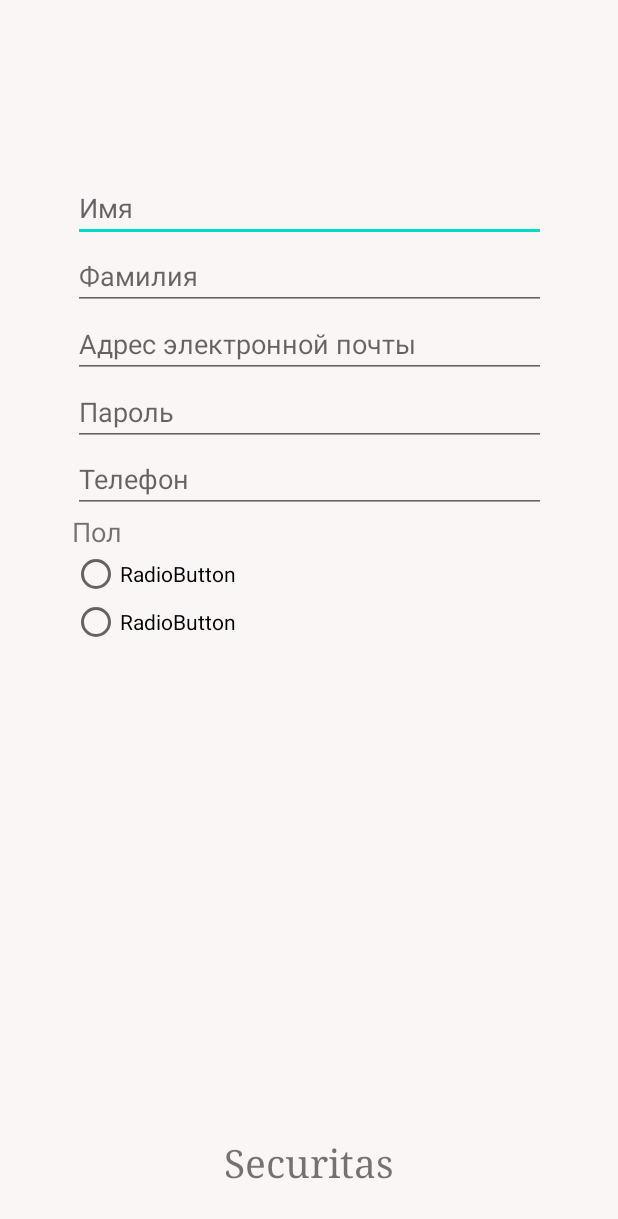
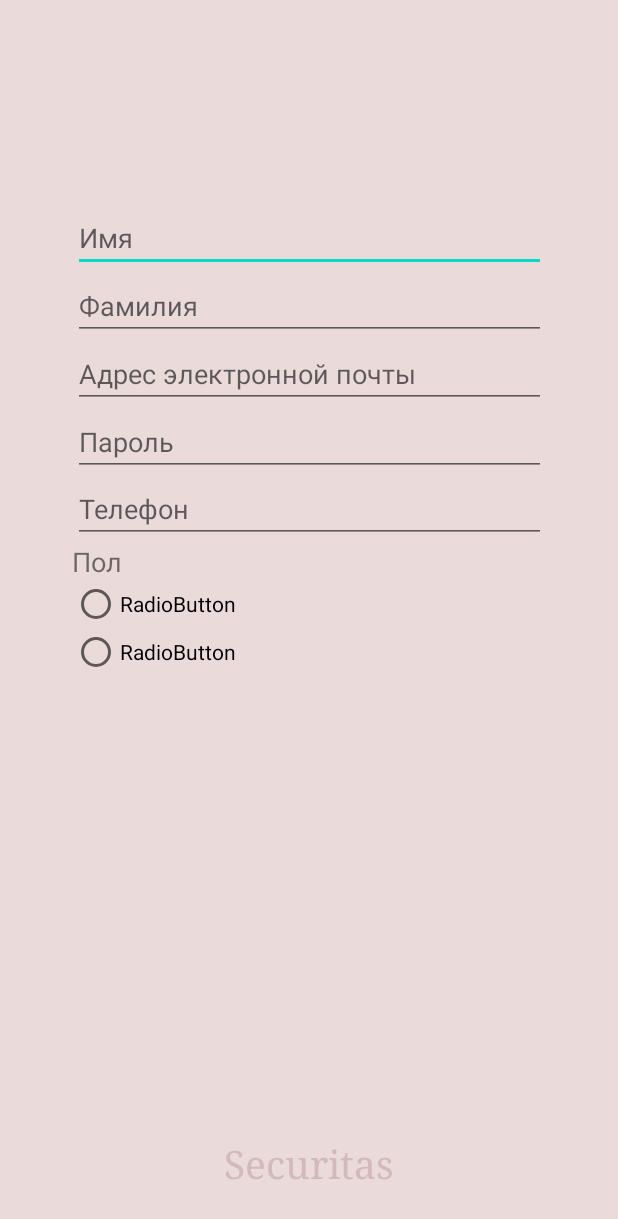
Before and after one commit to guyfox2001/securitasClient, an Android app: the RegistrationActivity screen opened directly, with no data from a screen before it, on a phone screen of 412 x 824 dp. Shown: the top 1219 px of the screen. Run offline under Robolectric (Android 15) with nearby library versions, the phone set to English and light mode, and no system bars.

Commit message:
MainScreen

```diff
--- a/app/src/main/res/layout/activity_registration.xml
+++ b/app/src/main/res/layout/activity_registration.xml
@@ -11,7 +11,7 @@
         android:id="@+id/imageView"
         android:layout_width="wrap_content"
         android:layout_height="wrap_content"
-        android:layout_marginTop="24dp"
+        android:layout_marginTop="16dp"
         app:layout_constraintEnd_toEndOf="parent"
         app:layout_constraintHorizontal_bias="0.498"
         app:layout_constraintStart_toStartOf="parent"
@@ -33,7 +33,7 @@
         android:id="@+id/linearLayout2"
         android:layout_width="315dp"
         android:layout_height="226dp"
-        android:layout_marginTop="92dp"
+        android:layout_marginTop="120dp"
         android:orientation="vertical"
         app:layout_constraintEnd_toEndOf="parent"
         app:layout_constraintHorizontal_bias="0.501"
@@ -107,11 +107,13 @@
 
     <TextView
         android:id="@+id/textView6"
-        android:layout_width="wrap_content"
-        android:layout_height="wrap_content"
+        android:layout_width="411dp"
+        android:layout_height="33dp"
         android:layout_marginBottom="32dp"
         android:fontFamily="serif"
         android:text="Securitas"
+        android:textAlignment="center"
+        android:textColor="#D3BABA"
         android:textSize="26dp"
         app:layout_constraintBottom_toBottomOf="parent"
         app:layout_constraintEnd_toEndOf="parent"
--- a/app/src/main/res/values/colors.xml
+++ b/app/src/main/res/values/colors.xml
@@ -3,7 +3,8 @@
     <color name="colorPrimary">#6200EE</color>
     <color name="colorPrimaryDark">#3700B3</color>
     <color name="colorAccent">#03DAC5</color>
-    <color name="background">#FAF6F6</color>
+    <color name="background">#EADADA</color>
     <color name="registColor">#BAAFAF</color>
+    <color name="groundBack">#FFE3E3</color>
 
 </resources>
```
Also changed, not shown: app/src/main/res/layout/activity_main.xml (+6 -2 lines).
